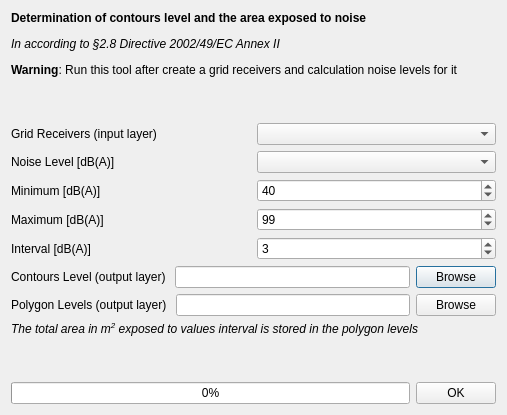
Old version of the form tools/ui_ContoursLevel.ui in the repository pierluigiderosa/openoise.
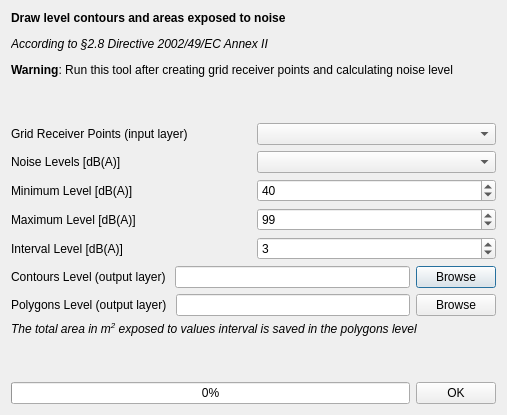
New version of the form. Custom widgets are drawn as their Qt base class.

What changed in the file:
```diff
--- a/tools/ui_ContoursLevel.ui
+++ b/tools/ui_ContoursLevel.ui
@@ -17,7 +17,7 @@
    <item>
     <widget class="QLabel" name="label_14">
      <property name="text">
-      <string>&lt;html&gt;&lt;head/&gt;&lt;body&gt;&lt;p&gt;&lt;span style=&quot; font-weight:600;&quot;&gt;Determination of contours level and the area exposed to noise&lt;/span&gt;&lt;/p&gt;&lt;p&gt;&lt;span style=&quot; font-style:italic;&quot;&gt;In according to §2.8 Directive 2002/49/EC Annex II &lt;/span&gt;&lt;/p&gt;&lt;p&gt;&lt;span style=&quot; font-weight:600;&quot;&gt;Warning&lt;/span&gt;: Run this tool after create a grid receivers and calculation noise levels for it&lt;/p&gt;&lt;p&gt;&lt;br/&gt;&lt;/p&gt;&lt;/body&gt;&lt;/html&gt;</string>
+      <string>&lt;html&gt;&lt;head/&gt;&lt;body&gt;&lt;p&gt;&lt;span style=&quot; font-weight:600;&quot;&gt;Draw  level contours and areas exposed to noise&lt;/span&gt;&lt;/p&gt;&lt;p&gt;&lt;span style=&quot; font-style:italic;&quot;&gt;According to §2.8 Directive 2002/49/EC Annex II &lt;/span&gt;&lt;/p&gt;&lt;p&gt;&lt;span style=&quot; font-weight:600;&quot;&gt;Warning&lt;/span&gt;: Run this tool after creating grid receiver points and calculating noise level&lt;/p&gt;&lt;p&gt;&lt;br/&gt;&lt;/p&gt;&lt;/body&gt;&lt;/html&gt;</string>
      </property>
     </widget>
    </item>
@@ -26,7 +26,7 @@
      <item>
       <widget class="QLabel" name="label_7">
        <property name="text">
-        <string>Grid Receivers (input layer)</string>
+        <string>Grid Receiver Points (input layer)</string>
        </property>
       </widget>
      </item>
@@ -40,7 +40,7 @@
      <item>
       <widget class="QLabel" name="label_5">
        <property name="text">
-        <string>Noise Level [dB(A)]</string>
+        <string>Noise Levels [dB(A)]</string>
        </property>
       </widget>
      </item>
@@ -54,7 +54,7 @@
      <item>
       <widget class="QLabel" name="label_11">
        <property name="text">
-        <string>Minimum [dB(A)]</string>
+        <string>Minimum Level [dB(A)]</string>
        </property>
       </widget>
      </item>
@@ -72,7 +72,7 @@
      <item>
       <widget class="QLabel" name="label_13">
        <property name="text">
-        <string>Maximum [dB(A)]</string>
+        <string>Maximum Level [dB(A)]</string>
        </property>
       </widget>
      </item>
@@ -93,7 +93,7 @@
      <item>
       <widget class="QLabel" name="label">
        <property name="text">
-        <string>Interval [dB(A)]</string>
+        <string>Interval Level [dB(A)]</string>
        </property>
       </widget>
      </item>
@@ -132,7 +132,7 @@
      <item>
       <widget class="QLabel" name="label_12">
        <property name="text">
-        <string>Polygon Levels (output layer) </string>
+        <string>Polygons Level (output layer) </string>
        </property>
       </widget>
      </item>
@@ -151,7 +151,10 @@
    <item>
     <widget class="QLabel" name="label_2">
      <property name="text">
-      <string>&lt;html&gt;&lt;head/&gt;&lt;body&gt;&lt;p&gt;&lt;span style=&quot; font-style:italic;&quot;&gt;The total area in m&lt;/span&gt;&lt;span style=&quot; font-style:italic; vertical-align:super;&quot;&gt;2&lt;/span&gt;&lt;span style=&quot; font-style:italic;&quot;&gt; exposed to values interval is stored in the polygon levels&lt;/span&gt;&lt;/p&gt;&lt;/body&gt;&lt;/html&gt;</string>
+      <string>&lt;html&gt;&lt;head/&gt;&lt;body&gt;&lt;p&gt;&lt;span style=&quot; font-style:italic;&quot;&gt;The total area in m&lt;/span&gt;&lt;span style=&quot; font-style:italic; vertical-align:super;&quot;&gt;2&lt;/span&gt;&lt;span style=&quot; font-style:italic;&quot;&gt; exposed to values interval is saved in the polygons level&lt;/span&gt;&lt;/p&gt;&lt;/body&gt;&lt;/html&gt;</string>
+     </property>
+     <property name="indent">
+      <number>-8</number>
      </property>
     </widget>
    </item>
```
